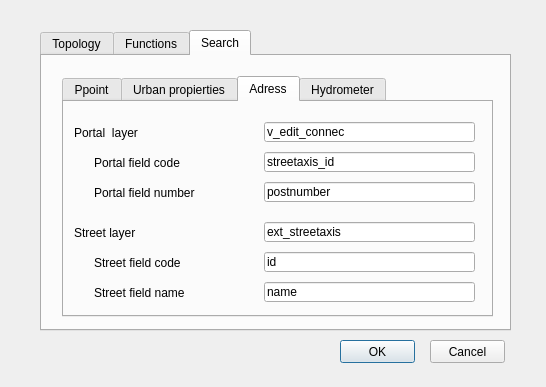
First picture: the form in ui/config.ui, repository Giswater/giswater_qgis_plugin, before the edit.
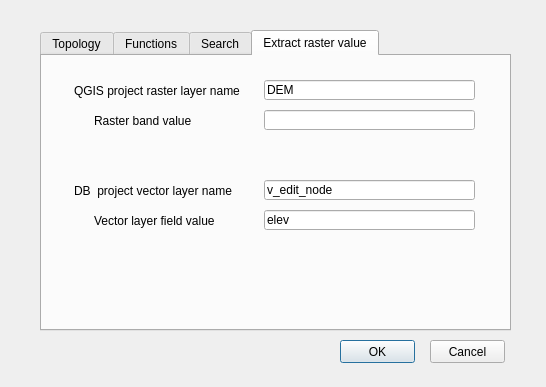
Second picture: the form after the edit. The open tabs and pages were chosen to show the change.

Commit message: #14 Update config form with new tab. Parameters of extract raster value added

Patch:
```diff
--- a/ui/config.ui
+++ b/ui/config.ui
@@ -49,7 +49,7 @@
     </rect>
    </property>
    <property name="currentIndex">
-    <number>2</number>
+    <number>3</number>
    </property>
    <widget class="QWidget" name="tab">
     <attribute name="title">
@@ -1590,6 +1590,207 @@
      </widget>
     </widget>
    </widget>
+   <widget class="QWidget" name="tab_4">
+    <attribute name="title">
+     <string>Extract raster value</string>
+    </attribute>
+    <widget class="QLabel" name="label_raster_band_value">
+     <property name="geometry">
+      <rect>
+       <x>52</x>
+       <y>54</y>
+       <width>161</width>
+       <height>22</height>
+      </rect>
+     </property>
+     <property name="font">
+      <font>
+       <pointsize>9</pointsize>
+      </font>
+     </property>
+     <property name="frameShape">
+      <enum>QFrame::NoFrame</enum>
+     </property>
+     <property name="frameShadow">
+      <enum>QFrame::Plain</enum>
+     </property>
+     <property name="text">
+      <string>Raster band value</string>
+     </property>
+     <property name="textFormat">
+      <enum>Qt::AutoText</enum>
+     </property>
+     <property name="scaledContents">
+      <bool>false</bool>
+     </property>
+     <property name="alignment">
+      <set>Qt::AlignLeading|Qt::AlignLeft|Qt::AlignVCenter</set>
+     </property>
+     <property name="margin">
+      <number>3</number>
+     </property>
+    </widget>
+    <widget class="QLineEdit" name="raster_band_value">
+     <property name="geometry">
+      <rect>
+       <x>222</x>
+       <y>54</y>
+       <width>211</width>
+       <height>20</height>
+      </rect>
+     </property>
+     <property name="text">
+      <string/>
+     </property>
+    </widget>
+    <widget class="QLineEdit" name="db_project_vector_layer_name">
+     <property name="geometry">
+      <rect>
+       <x>222</x>
+       <y>24</y>
+       <width>211</width>
+       <height>20</height>
+      </rect>
+     </property>
+     <property name="text">
+      <string>DEM</string>
+     </property>
+    </widget>
+    <widget class="QLabel" name="label_qgis_project_raster_layer_name">
+     <property name="geometry">
+      <rect>
+       <x>32</x>
+       <y>24</y>
+       <width>181</width>
+       <height>22</height>
+      </rect>
+     </property>
+     <property name="font">
+      <font>
+       <pointsize>9</pointsize>
+      </font>
+     </property>
+     <property name="frameShape">
+      <enum>QFrame::NoFrame</enum>
+     </property>
+     <property name="frameShadow">
+      <enum>QFrame::Plain</enum>
+     </property>
+     <property name="text">
+      <string>QGIS project raster layer name</string>
+     </property>
+     <property name="textFormat">
+      <enum>Qt::AutoText</enum>
+     </property>
+     <property name="scaledContents">
+      <bool>false</bool>
+     </property>
+     <property name="alignment">
+      <set>Qt::AlignLeading|Qt::AlignLeft|Qt::AlignVCenter</set>
+     </property>
+     <property name="margin">
+      <number>3</number>
+     </property>
+    </widget>
+    <widget class="QLabel" name="label_db_project_vector_layer_name">
+     <property name="geometry">
+      <rect>
+       <x>32</x>
+       <y>124</y>
+       <width>181</width>
+       <height>22</height>
+      </rect>
+     </property>
+     <property name="font">
+      <font>
+       <pointsize>9</pointsize>
+      </font>
+     </property>
+     <property name="frameShape">
+      <enum>QFrame::NoFrame</enum>
+     </property>
+     <property name="frameShadow">
+      <enum>QFrame::Plain</enum>
+     </property>
+     <property name="text">
+      <string>DB  project vector layer name</string>
+     </property>
+     <property name="textFormat">
+      <enum>Qt::AutoText</enum>
+     </property>
+     <property name="scaledContents">
+      <bool>false</bool>
+     </property>
+     <property name="alignment">
+      <set>Qt::AlignLeading|Qt::AlignLeft|Qt::AlignVCenter</set>
+     </property>
+     <property name="margin">
+      <number>3</number>
+     </property>
+    </widget>
+    <widget class="QLineEdit" name="db_project_vector_layer_name_2">
+     <property name="geometry">
+      <rect>
+       <x>222</x>
+       <y>124</y>
+       <width>211</width>
+       <height>20</height>
+      </rect>
+     </property>
+     <property name="text">
+      <string>v_edit_node</string>
+     </property>
+    </widget>
+    <widget class="QLabel" name="label_vector_layer_field_value">
+     <property name="geometry">
+      <rect>
+       <x>52</x>
+       <y>154</y>
+       <width>161</width>
+       <height>22</height>
+      </rect>
+     </property>
+     <property name="font">
+      <font>
+       <pointsize>9</pointsize>
+      </font>
+     </property>
+     <property name="frameShape">
+      <enum>QFrame::NoFrame</enum>
+     </property>
+     <property name="frameShadow">
+      <enum>QFrame::Plain</enum>
+     </property>
+     <property name="text">
+      <string>Vector layer field value</string>
+     </property>
+     <property name="textFormat">
+      <enum>Qt::AutoText</enum>
+     </property>
+     <property name="scaledContents">
+      <bool>false</bool>
+     </property>
+     <property name="alignment">
+      <set>Qt::AlignLeading|Qt::AlignLeft|Qt::AlignVCenter</set>
+     </property>
+     <property name="margin">
+      <number>3</number>
+     </property>
+    </widget>
+    <widget class="QLineEdit" name="vector_layer_field_value">
+     <property name="geometry">
+      <rect>
+       <x>222</x>
+       <y>154</y>
+       <width>211</width>
+       <height>20</height>
+      </rect>
+     </property>
+     <property name="text">
+      <string>elev</string>
+     </property>
+    </widget>
+   </widget>
   </widget>
  </widget>
  <resources/>
```
Left out of the diff: 2 changed lines with no effect on the pictures.
